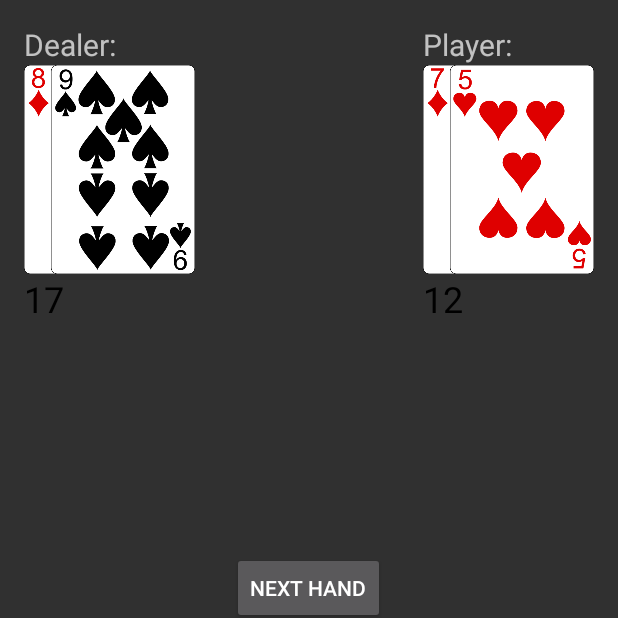
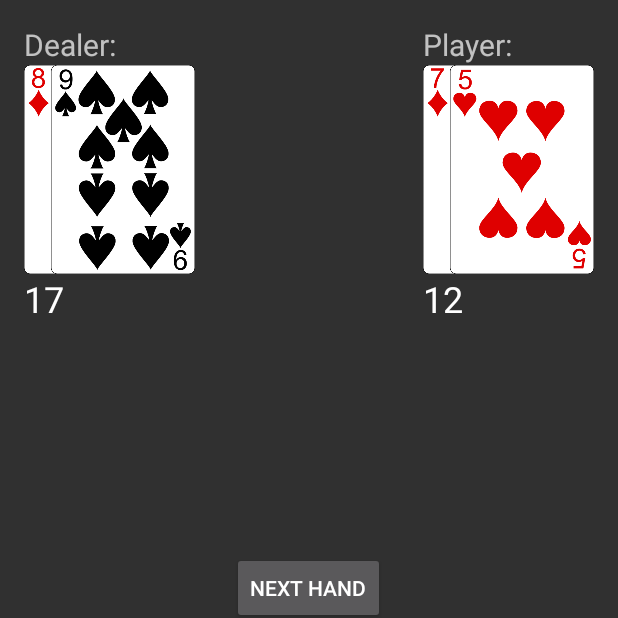
Before and after one commit to jrobinson3k1/Blackjack, an Android app: the screen it shows after launch (MainActivity), after a tap on "DEAL", on a phone screen of 412 x 824 dp, the top half of it. Run offline under Robolectric (Android 15) with nearby library versions, the phone set to English and light mode, and no system bars; our stand-ins replace RxJava; 1 statement that could not run was skipped; 2 other taps on this screen came first.

Commit message:
White card total text

```diff
--- a/app/src/main/java/us/jasonrobinson/fun21carnival/view/SeatView.kt
+++ b/app/src/main/java/us/jasonrobinson/fun21carnival/view/SeatView.kt
@@ -37,7 +37,7 @@ class SeatView : LinearLayout {
 
                 findViewById<TextView>(R.id.handTotal).apply {
                     text = hand.getTotalDisplay()
-                    setTextColor(if (hand.isBusted()) Color.RED else Color.BLACK)
+                    setTextColor(if (hand.isBusted()) Color.RED else Color.WHITE)
                 }
 
                 addView(this)
```
